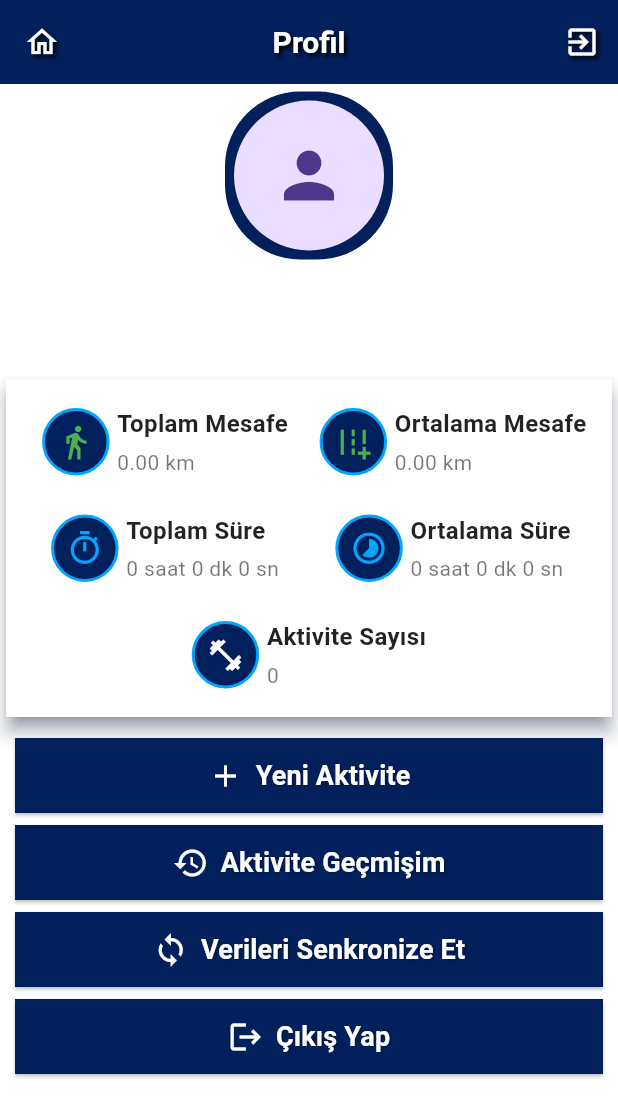
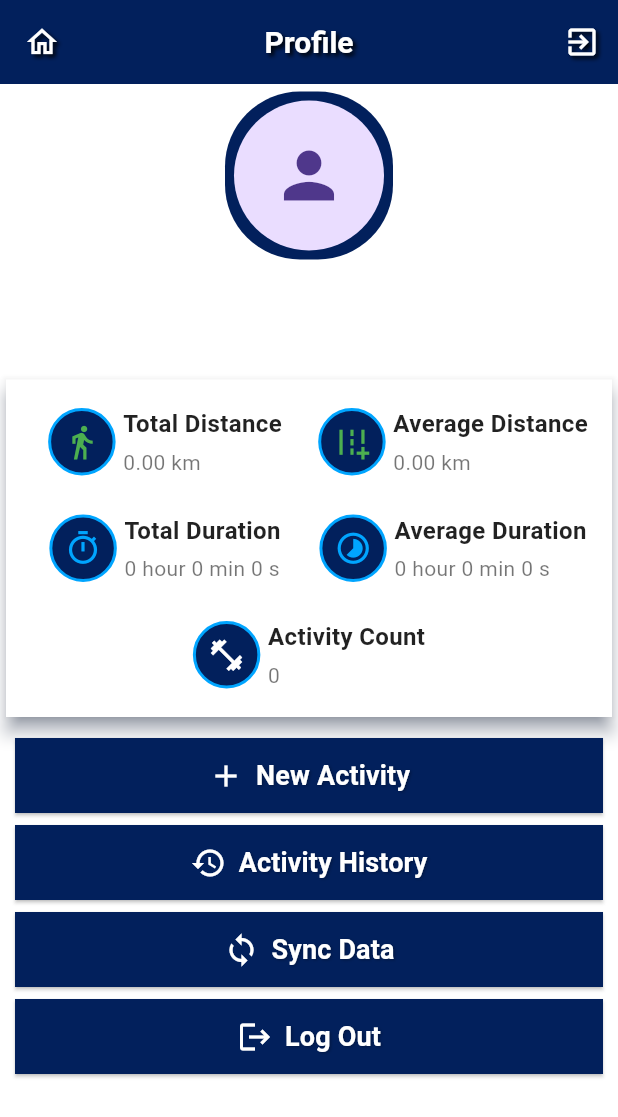
Before and after one commit to Furk4nBulut/Map-Tracker-Walking-Activity-App, a Flutter app: the ProfilePage screen opened directly, on a phone screen of 412 x 824 dp. Shown: the top 1117 px of the screen. Run offline on Flutter 3.47's test engine with Material 3 defaults, Android fonts, the phone set to English and light mode, and no system bars; our stand-ins replace cloud_firestore, easy_localization, firebase_auth, firebase_core, fluttertoast, geocoding and 6 more; missing offline and left inert: country_flags, flutter_helper_utils, flutter_osm_plugin; accounts and stored records are empty; Roboto replaces fonts that are missing (Montserrat).

Commit message:
profile localization.

```diff
--- a/assets/localization/en-US.json
+++ b/assets/localization/en-US.json
@@ -101,6 +101,34 @@
   "activityDetailTitle": "Activity Detail",
   "noActivityFound": "Activity not found.",
   "startDateLabel": "Start Date",
-  "endDateLabel": "End Date"
+  "endDateLabel": "End Date",
+
+
+
+
+
+  "profileTitle": "Profile",
+  "userStatsError": "Error fetching user statistics: {error}",
+  "unknown": "Unknown",
+  "unknownEmail": "Email unknown",
+  "totalDistanceLabel": "Total Distance",
+  "averageDistanceLabel": "Average Distance",
+  "totalDurationLabel": "Total Duration",
+  "averageDurationLabel": "Average Duration",
+  "activityCountLabel": "Activity Count",
+  "newActivityButton": "New Activity",
+  "activityHistoryButton": "Activity History",
+  "syncDataButton": "Sync Data",
+  "logoutButton": "Log Out",
+
+
+
+  "syncSuccess": "Data synced successfully.",
+  "logoutSuccess": "Logged out successfully.",
+  "minuteUnitShort": "min",
+  "secondUnitShort": "s"
+
+
+
 
 }
--- a/lib/screens/profile_screen.dart
+++ b/lib/screens/profile_screen.dart
@@ -7,9 +7,11 @@
 import 'package:map_tracker/utils/constants.dart';
 import 'package:map_tracker/model/activity_model.dart';
 import 'package:map_tracker/model/user_model.dart';
-import 'package:map_tracker/services/local_db_service.dart'; // DatabaseHelper kullanılacak
-import 'package:intl/intl.dart'; // Tarih biçimlendirme için
-import 'package:map_tracker/services/auth_service.dart'; // AuthService
+import 'package:map_tracker/services/local_db_service.dart';
+import 'package:intl/intl.dart';
+import 'package:map_tracker/services/auth_service.dart';
+import 'package:easy_localization/easy_localization.dart';
+import 'package:map_tracker/localization/locale_keys.g.dart';
 
 class ProfilePage extends StatelessWidget {
   final DatabaseHelper dbHelper = DatabaseHelper();
@@ -20,16 +22,14 @@
       final User? firebaseUser = FirebaseAuth.instance.currentUser;
 
       if (firebaseUser != null) {
-        // Fetch data from Firebase if user is logged in
         return _fetchUserStatisticsFromFirebase(firebaseUser);
       } else if (localUser != null) {
-        // Fetch data from local database if user is not logged in to Firebase
         return _fetchUserStatisticsFromLocal(localUser);
       } else {
-        throw 'Kullanıcı bilgileri bulunamadı.';
+        throw LocaleKeys.userInfoNotFound.tr();
       }
     } catch (e) {
-      throw ('Kullanıcı istatistikleri alınırken hata oluştu: $e');
+      throw LocaleKeys.userStatsError.tr(args: [e.toString()]);
     }
   }
 
@@ -57,7 +57,6 @@
       double averageDistance = activityCount > 0 ? totalDistance / activityCount : 0.0;
       Duration averageDuration = activityCount > 0 ? totalDuration ~/ activityCount : Duration();
 
-      // Calculate average speed
       if (totalDuration.inHours > 0) {
         averageSpeed = totalDistance / totalDuration.inHours;
       }
@@ -71,7 +70,7 @@
         'averageSpeed': averageSpeed,
       };
     } catch (e) {
-      throw ('Firebase kullanıcı istatistikleri alınırken hata oluştu: $e');
+      throw LocaleKeys.firebaseStatsError.tr(args: [e.toString()]);
     }
   }
 
@@ -114,29 +113,28 @@
 
       if (localUser != null) {
         return {
-          'name': localUser.firstName ?? 'Bilinmiyor',
-          'email': localUser.email ?? 'Email bilinmiyor',
+          'name': localUser.firstName ?? LocaleKeys.unknown.tr(),
+          'email': localUser.email ?? LocaleKeys.unknownEmail.tr(),
           'photoURL': '',
         };
-
       } else if (firebaseUser != null) {
         return {
-          'name': firebaseUser.displayName ?? 'Bilinmiyor',
-          'email': firebaseUser.email ?? 'Email bilinmiyor',
+          'name': firebaseUser.displayName ?? LocaleKeys.unknown.tr(),
+          'email': firebaseUser.email ?? LocaleKeys.unknownEmail.tr(),
           'photoURL': firebaseUser.photoURL ?? '',
         };
       } else {
-        throw 'Kullanıcı bilgileri bulunamadı.';
+        throw LocaleKeys.userInfoNotFound.tr();
       }
     } catch (e) {
-      throw ('Kullanıcı profili alınırken hata oluştu: $e');
+      throw LocaleKeys.userStatsError.tr(args: [e.toString()]);
     }
   }
 
   @override
   Widget build(BuildContext context) {
     return Scaffold(
-      appBar: CustomAppBar(title: "Profil", automaticallyImplyLeading: true),
+      appBar: CustomAppBar(title: LocaleKeys.profileTitle.tr(), automaticallyImplyLeading: true),
       body: FutureBuilder<List<Map<String, dynamic>>>(
         future: Future.wait([_fetchUserStatistics(), _fetchUserProfile()]),
         builder: (context, snapshot) {
@@ -145,11 +143,11 @@
           }
 
           if (snapshot.hasError) {
-            return Center(child: Text('Bir hata oluştu: ${snapshot.error.toString()}'));
+            return Center(child: Text(LocaleKeys.userStatsError.tr(args: [snapshot.error.toString()])));
           }
 
           if (!snapshot.hasData) {
-            return Center(child: Text('Veriler yüklenemedi.'));
+            return Center(child: Text(LocaleKeys.dataLoadFailed.tr()));
           }
 
           final stats = snapshot.data![0];
@@ -166,7 +164,7 @@
           String formattedAverageDuration = _formatDuration(averageDuration);
 
           return ListView(
-            padding: EdgeInsets.only(bottom: 90.0,top: 5.0),
+            padding: EdgeInsets.only(bottom: 90.0, top: 5.0),
             children: [
               Center(
                 child: Column(
@@ -227,16 +225,16 @@
                                 Expanded(
                                   child: _buildStatItem(
                                     Icons.directions_walk,
-                                    'Toplam Mesafe',
-                                    '${totalDistance.toStringAsFixed(2)} km',
+                                    LocaleKeys.totalDistanceLabel.tr(),
+                                    '${totalDistance.toStringAsFixed(2)} ${LocaleKeys.kmUnit.tr()}',
                                     Colors.green,
                                   ),
                                 ),
                                 Expanded(
                                   child: _buildStatItem(
                                     Icons.add_road,
-                                    'Ortalama Mesafe',
-                                    '${averageDistance.toStringAsFixed(2)} km',
+                                    LocaleKeys.averageDistanceLabel.tr(),
+                                    '${averageDistance.toStringAsFixed(2)} ${LocaleKeys.kmUnit.tr()}',
                                     Colors.green,
                                   ),
                                 ),
@@ -249,7 +247,7 @@
                                 Expanded(
                                   child: _buildStatItem(
                                     Icons.timer_outlined,
-                                    'Toplam Süre',
+                                    LocaleKeys.totalDurationLabel.tr(),
                                     formattedTotalDuration,
                                     basarsoft_color_light,
                                   ),
@@ -257,7 +255,7 @@
                                 Expanded(
                                   child: _buildStatItem(
                                     Icons.timelapse_rounded,
-                                    'Ortalama Süre',
+                                    LocaleKeys.averageDurationLabel.tr(),
                                     formattedAverageDuration,
                                     basarsoft_color_light,
                                   ),
@@ -267,7 +265,7 @@
                             SizedBox(height: 8.0),
                             _buildStatItem(
                               Icons.fitness_center,
-                              'Aktivite Sayısı',
+                              LocaleKeys.activityCountLabel.tr(),
                               '$activityCount',
                               Colors.white,
                             ),
@@ -278,7 +276,7 @@
                     SizedBox(height: 10.0),
                     _buildProfileButton(
                       icon: Icons.add,
-                      text: 'Yeni Aktivite',
+                      text: LocaleKeys.newActivityButton.tr(),
                       onPressed: () {
                         Navigator.of(context).push(MaterialPageRoute(
                           builder: (context) => NewActivityScreen(),
@@ -288,7 +286,7 @@
                     SizedBox(height: 8.0),
                     _buildProfileButton(
                       icon: Icons.history,
-                      text: 'Aktivite Geçmişim',
+                      text: LocaleKeys.activityHistoryButton.tr(),
                       onPressed: () {
                         Navigator.of(context).push(MaterialPageRoute(
                           builder: (context) => ActivityHistoryScreen(),
@@ -298,29 +296,38 @@
                     SizedBox(height: 8.0),
                     _buildProfileButton(
                       icon: Icons.sync,
-                      text: 'Verileri Senkronize Et',
+                      text: LocaleKeys.syncDataButton.tr(),
                       onPressed: () async {
                         try {
                           final LocalUser? localUser = await dbHelper.getCurrentUser();
                           if (localUser != null) {
                             await AuthService().syncUserActivities(context, localUser);
+                            ScaffoldMessenger.of(context).showSnackBar(
+                              SnackBar(content: Text(LocaleKeys.syncSuccess.tr())),
+                            );
                           }
                         } catch (e) {
-                          print("Hata oluştu: $e");
-                          // Handle error as needed
+                          ScaffoldMessenger.of(context).showSnackBar(
+                            SnackBar(content: Text(LocaleKeys.userStatsError.tr(args: [e.toString()]))),
+                          );
                         }
                       },
                     ),
                     SizedBox(height: 8.0),
                     _buildProfileButton(
                       icon: Icons.logout,
-                      text: 'Çıkış Yap',
+                      text: LocaleKeys.logoutButton.tr(),
                       onPressed: () async {
                         try {
                           await FirebaseAuth.instance.signOut();
+                          ScaffoldMessenger.of(context).showSnackBar(
+                            SnackBar(content: Text(LocaleKeys.logoutSuccess.tr())),
+                          );
                           Navigator.of(context).popUntil((route) => route.isFirst);
                         } catch (e) {
-                          print("Çıkış yaparken hata oluştu: $e");
+                          ScaffoldMessenger.of(context).showSnackBar(
+                            SnackBar(content: Text(LocaleKeys.userStatsError.tr(args: [e.toString()]))),
+                          );
                         }
                       },
                     ),
@@ -335,7 +342,7 @@
   }
 
   String _formatDuration(Duration duration) {
-    return "${duration.inHours} saat ${duration.inMinutes.remainder(60)} dk ${duration.inSeconds.remainder(60)} sn";
+    return "${duration.inHours} ${LocaleKeys.hourUnit.tr()} ${duration.inMinutes.remainder(60)} ${LocaleKeys.minuteUnitShort.tr()} ${duration.inSeconds.remainder(60)} ${LocaleKeys.secondUnitShort.tr()}";
   }
 
   Widget _buildStatItem(
@@ -387,7 +394,7 @@
     required VoidCallback onPressed,
   }) {
     return Padding(
-      padding: const EdgeInsets.only(left: 10.0,right: 10.0), // Burada istediğiniz padding değerini ayarlayabilirsiniz
+      padding: const EdgeInsets.only(left: 10.0, right: 10.0),
       child: SizedBox(
         width: double.infinity,
         child: ElevatedButton.icon(
@@ -423,4 +430,4 @@
       ),
     );
   }
-  }
+}
```
Also changed, not shown: assets/localization/tr-TR.json (+27 -1 lines), lib/localization/locale_keys.g.dart.
